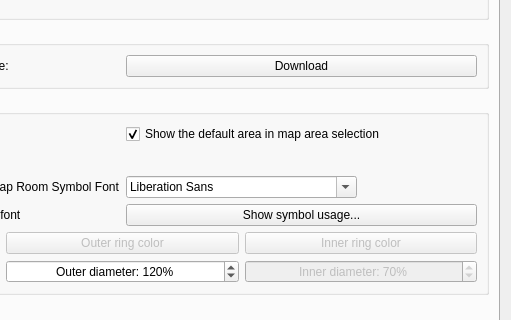
Mudlet/Mudlet, file src/ui/profile_preferences.ui: the form before one commit; both pictures show x 266 to 777 and y 229 to 549 of the 777 by 761 pixel window.
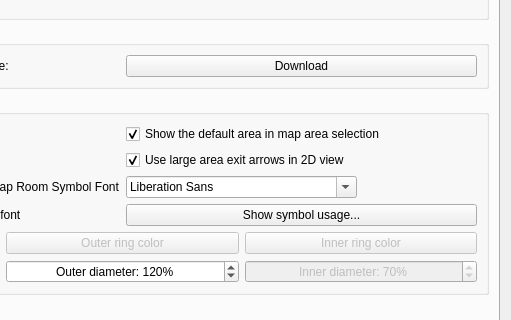
The form after the commit. The open tabs and pages were chosen to show the change. Icons and pictures are not drawn. Custom widgets are drawn as their Qt base class.

Commit message:
Fix: allow the large 2D map area exit arrows to be reverted
This is to allow existing map files that were not laid out to accommodate
them to still use the previous smaller ones.

The large arrows came about as a side effect of my adding door markings to
more exits (and stubs) in #4608.

```diff
--- a/src/ui/profile_preferences.ui
+++ b/src/ui/profile_preferences.ui
@@ -2137,6 +2137,19 @@
             </property>
            </widget>
           </item>
+          <item row="1" column="1">
+           <widget class="QCheckBox" name="checkBox_largeAreaExitArrows">
+            <property name="toolTip">
+             <string>&lt;p&gt;In &lt;B&gt;Mudlet 4.15.0&lt;/b&gt; the arrows used to show an &lt;i&gt;area&lt;/i&gt; exit were made larger so that they are easier to see; however this does not always work well on existing maps that were not laid out to accomodate them. Clearing this checkbox will revert them to be more like they were before this change.&lt;/p&gt;</string>
+            </property>
+            <property name="text">
+             <string>Use large area exit arrows in 2D view</string>
+            </property>
+            <property name="checked">
+             <bool>true</bool>
+            </property>
+           </widget>
+          </item>
           <item row="2" column="0" alignment="Qt::AlignRight">
            <widget class="QLabel" name="label_mapSymbolsFont">
             <property name="text">
```
Left out of the diff: 1 changed line with no effect on the pictures. The commit also changes 8 other files.
